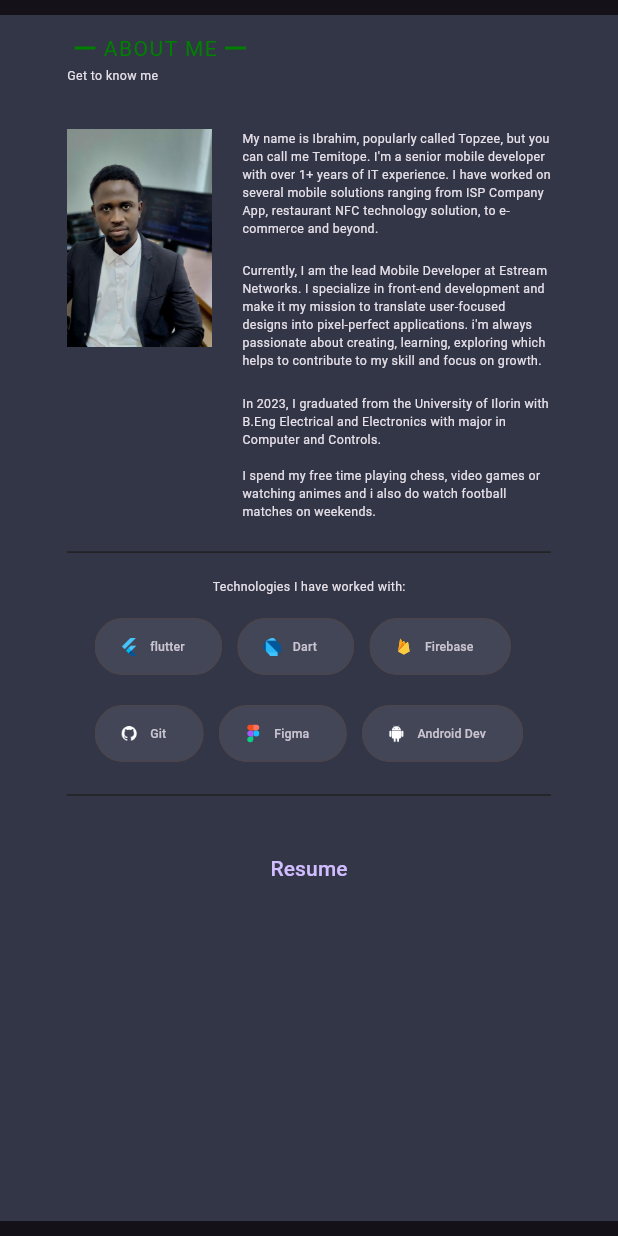
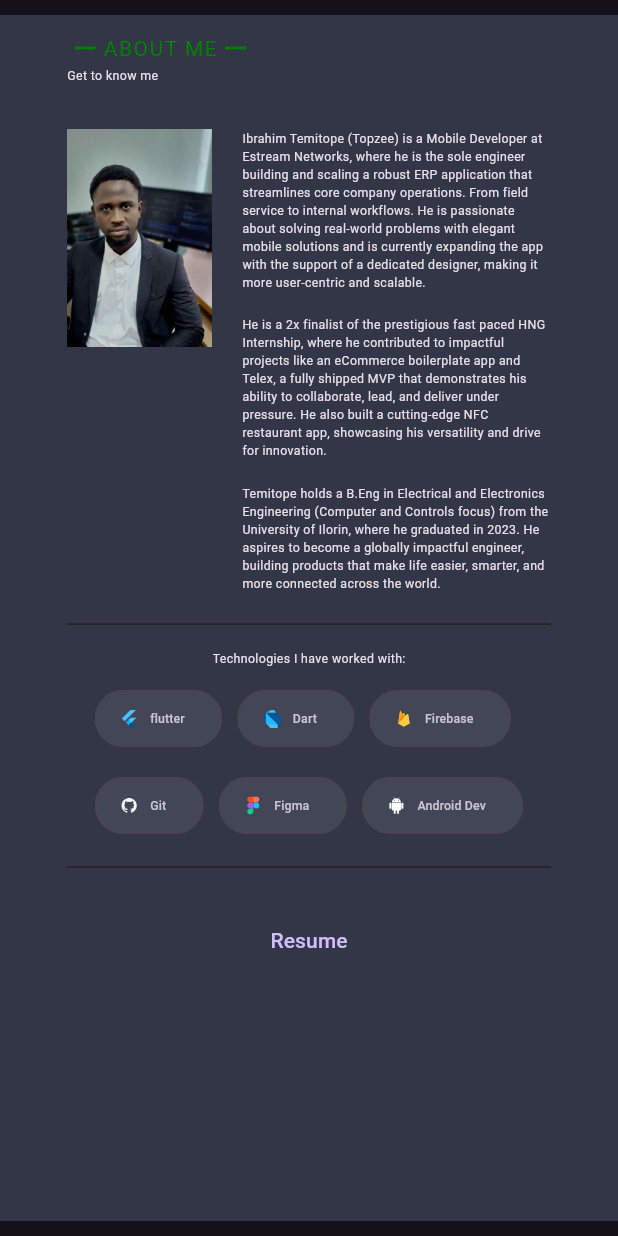
Before and after one commit to Topzee001/topzee-portfolio, a Flutter app: the AboutDesktop widget shown alone on an empty page, opened directly, on a phone screen of 412 x 824 dp. Run offline on Flutter 3.47's test engine with Material 3 defaults, Android fonts, the phone set to English and light mode, and no system bars; our stand-ins replace animated_text_kit, flutter_svg, google_fonts; missing offline and left inert: dart:js.

Commit message:
about updated

```diff
--- a/lib/Sections/About/aboutMobile.dart
+++ b/lib/Sections/About/aboutMobile.dart
@@ -29,7 +29,10 @@ class AboutMobile extends StatelessWidget {
               height: screenHeight * 0.03,
             ),
             Text(
-                "My name is Ibrahim, popularly called Topzee. I'm a Flutter mobile developer with over 1+ years of IT experience. I have worked on several mobile solutions ranging from ISP Company App, restaurant NFC technology solution, to e-commerce and beyond.",
+                // "My name is Ibrahim, popularly called Topzee. I'm a Flutter mobile developer with over 4+ years of IT experience. I have worked on several mobile solutions ranging from ISP Company App, restaurant NFC technology solution, to e-commerce and beyond.",
+                // "Ibrahim Temitope is a software engineer specializing in mobile and backend development. He is passionate about building scalable software solutions that improve business efficiency. He has developed an ERP system currently in use at Estream Networks, streamlining operations and improving workflow for engineers and staff.",
+                // "Ibrahim Temitope is a mobile engineer who specializes in building solutions using flutter framework. He is passionate about building scalable software solutions that improve business efficiency. He has developed an ERP system currently in use at Estream Networks, streamlining operations and improving workflow for engineers and staff.",
+                "Ibrahim Temitope (Topzee) is a Mobile Developer at Estream Networks, where he is the sole engineer building and scaling a robust ERP application that streamlines core company operations. From field service to internal workflows. He is passionate about solving real-world problems with elegant mobile solutions and is currently expanding the app with the support of a dedicated designer, making it more user-centric and scalable.",
                 style: TextStyle(
                   fontSize: screenHeight * 0.022,
                   fontWeight: FontWeight.w400,
@@ -38,7 +41,9 @@ class AboutMobile extends StatelessWidget {
               height: screenHeight * 0.02,
             ),
             Text(
-              "Currently, I am the lead Mobile Developer at Estream Networks. I specialize in front-end development and make it my mission to translate user-focused designs into pixel-perfect applications. i'm always passionate about creating, learning, exploring which helps to contribute to my skill and focus on growth.",
+              // "Currently, I am the lead Mobile Developer at Estream Networks. I specialize in front-end development and make it my mission to translate user-focused designs into pixel-perfect applications. i'm always passionate about creating, learning, exploring which helps to contribute to my skill and focus on growth.",
+              "He is a 2x finalist of the prestigious fast paced HNG Internship, where he contributed to impactful projects like an eCommerce boilerplate app and Telex, a fully shipped MVP that demonstrates his ability to collaborate, lead, and deliver under pressure. He also built a cutting-edge NFC restaurant app, showcasing his versatility and drive for innovation.",
+
               style: TextStyle(
                 fontWeight: FontWeight.w400,
                 fontSize: screenHeight * 0.022,
@@ -48,7 +53,8 @@ class AboutMobile extends StatelessWidget {
               height: screenHeight * 0.02,
             ),
             Text(
-              "In 2023, I graduated from the University of Ilorin with B.Eng Electrical and Electronics with major in Computer and Controls. \n\nI spend my free time playing chess, video games or watching animes and i also do watch football matches on weekends.",
+              // "In 2023, I graduated from the University of Ilorin with B.Eng Electrical and Electronics with major in Computer and Controls. \n\nI spend my free time playing chess, video games or watching animes and i also do watch football matches on weekends.",
+              "Temitope holds a B.Eng in Electrical and Electronics Engineering (Computer and Controls focus) from the University of Ilorin, where he graduated in 2023. He aspires to become a globally impactful engineer, building products that make life easier, smarter, and more connected across the world.",
               style: TextStyle(
                 fontSize: screenHeight * 0.022,
                 fontWeight: FontWeight.w400,
--- a/lib/Sections/About/about_desktop.dart
+++ b/lib/Sections/About/about_desktop.dart
@@ -92,7 +92,10 @@ class AboutDesktop extends StatelessWidget {
                           children: [
                             //TODO: create adaptive text widget
                             Text(
-                              "My name is Ibrahim, popularly called Topzee, but you can call me Temitope. I'm a senior mobile developer with over 1+ years of IT experience. I have worked on several mobile solutions ranging from ISP Company App, restaurant NFC technology solution, to e-commerce and beyond.",
+                              // "My name is Ibrahim, popularly called Topzee, but you can call me Temitope. I'm a senior mobile developer with over 1+ years of IT experience. I have worked on several mobile solutions ranging from ISP Company App, restaurant NFC technology solution, to e-commerce and beyond.",
+                              // "Ibrahim Temitope is a software engineer who specializes in mobile development and currently exploring backend development. He is passionate about building scalable software solutions that improve business efficiency. He has developed an ERP system currently in use at Estream Networks, streamlining operations and improving workflow for engineers and staff.",
+                              "Ibrahim Temitope (Topzee) is a Mobile Developer at Estream Networks, where he is the sole engineer building and scaling a robust ERP application that streamlines core company operations. From field service to internal workflows. He is passionate about solving real-world problems with elegant mobile solutions and is currently expanding the app with the support of a dedicated designer, making it more user-centric and scalable.",
+
                               style: TextStyle(
                                 fontWeight: FontWeight.w400,
                                 fontSize: screenWidth < 1230
@@ -104,7 +107,9 @@ class AboutDesktop extends StatelessWidget {
                               height: screenHeight * 0.02,
                             ),
                             Text(
-                              "Currently, I am the lead Mobile Developer at Estream Networks. I specialize in front-end development and make it my mission to translate user-focused designs into pixel-perfect applications. i'm always passionate about creating, learning, exploring which helps to contribute to my skill and focus on growth.",
+                              // "Currently, I am the lead Mobile Developer at Estream Networks. I specialize in front-end development and make it my mission to translate user-focused designs into pixel-perfect applications. i'm always passionate about creating, learning, exploring which helps to contribute to my skill and focus on growth.",
+                              "He is a 2x finalist of the prestigious fast paced HNG Internship, where he contributed to impactful projects like an eCommerce boilerplate app and Telex, a fully shipped MVP that demonstrates his ability to collaborate, lead, and deliver under pressure. He also built a cutting-edge NFC restaurant app, showcasing his versatility and drive for innovation.",
+
                               style: TextStyle(
                                 fontWeight: FontWeight.w400,
                                 fontSize: screenWidth < 1230
@@ -116,7 +121,9 @@ class AboutDesktop extends StatelessWidget {
                               height: screenHeight * 0.02,
                             ),
                             Text(
-                              "In 2023, I graduated from the University of Ilorin with B.Eng Electrical and Electronics with major in Computer and Controls. \n\nI spend my free time playing chess, video games or watching animes and i also do watch football matches on weekends.",
+                              // "In 2023, I graduated from the University of Ilorin with B.Eng Electrical and Electronics with major in Computer and Controls. \n\nI spend my free time playing chess, video games or watching animes and i also do watch football matches on weekends.",
+                              "Temitope holds a B.Eng in Electrical and Electronics Engineering (Computer and Controls focus) from the University of Ilorin, where he graduated in 2023. He aspires to become a globally impactful engineer, building products that make life easier, smarter, and more connected across the world.",
+
                               style: TextStyle(
                                 fontWeight: FontWeight.w400,
                                 fontSize: screenWidth < 1230
--- a/lib/components/sns_links.dart
+++ b/lib/components/sns_links.dart
@@ -4,7 +4,8 @@ class SnsLinks {
       "https://linkedin.com/in/ibrahim-sakariyah-071380183";
   static const String github = "https://github.com/Topzee001";
   static const String medium = "https://medium.com/@ibrahimtemitope";
-  static const String resume = "https://medium.com/@ibrahimtemitope";
+  static const String resume =
+      "https://drive.google.com/file/d/1UTJ1kyxRB8_1eHJszCmIOeZATUQuTykY/view?usp=sharing";
   static const String portfolioGithub = "https://medium.com/@ibrahimtemitope";
 }
 
```
Also changed, not shown: assets/projects/quickMenu.png, assets/projects/quickMenu1.png (added), 2 other files.
